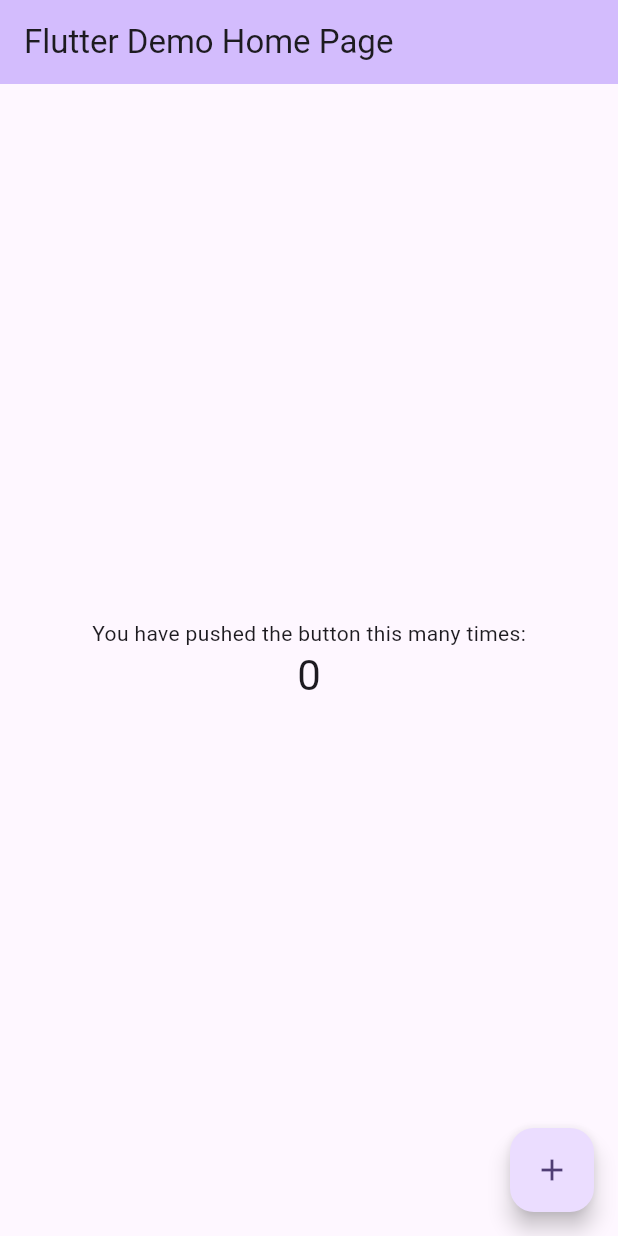
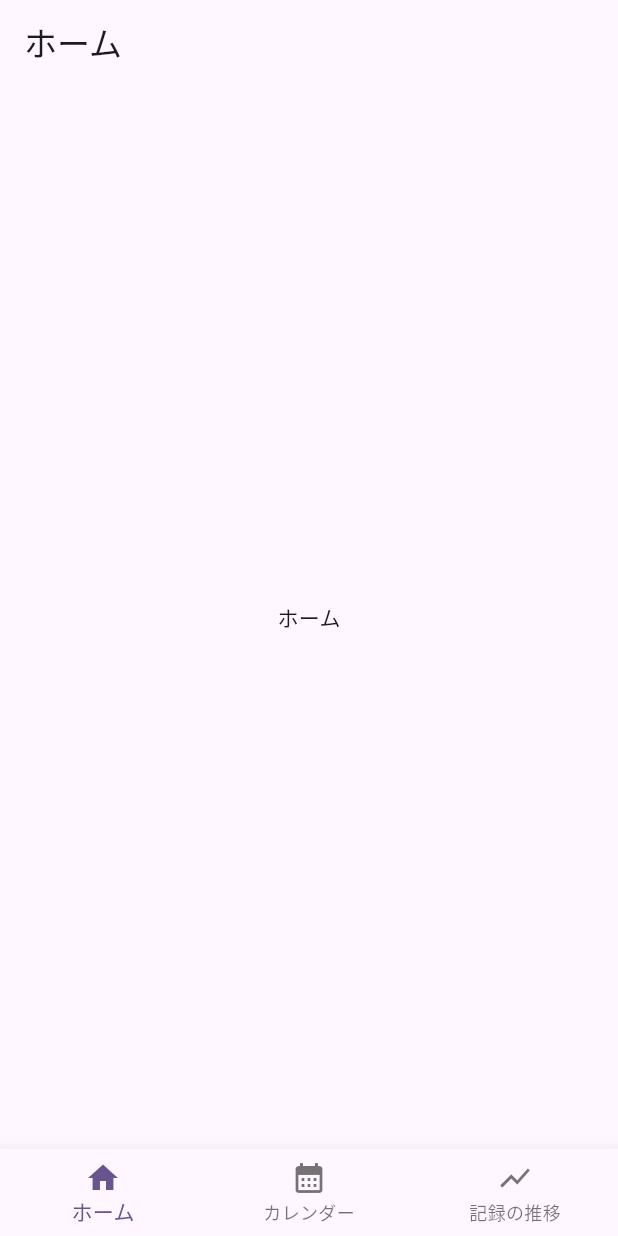
Before and after one commit to RintaroNasu/muscle_diary_app, a Flutter app: the screen it shows after launch, on a phone screen of 412 x 824 dp. Run offline on Flutter 3.47's test engine with Material 3 defaults, Android fonts, the phone set to English and light mode, and no system bars; our stand-ins replace go_router.

Commit message:
feat: :sparkles: 画面下のタブの作成

```diff
--- a/frontend/lib/main.dart
+++ b/frontend/lib/main.dart
@@ -1,4 +1,5 @@
 import 'package:flutter/material.dart';
+import 'router.dart';
 
 void main() {
   runApp(const MyApp());
@@ -7,116 +8,14 @@ void main() {
 class MyApp extends StatelessWidget {
   const MyApp({super.key});
 
-  // This widget is the root of your application.
   @override
   Widget build(BuildContext context) {
-    return MaterialApp(
+    return MaterialApp.router(
       title: 'Flutter Demo',
       theme: ThemeData(
-        // This is the theme of your application.
-        //
-        // TRY THIS: Try running your application with "flutter run". You'll see
-        // the application has a purple toolbar. Then, without quitting the app,
-        // try changing the seedColor in the colorScheme below to Colors.green
-        // and then invoke "hot reload" (save your changes or press the "hot
-        // reload" button in a Flutter-supported IDE, or press "r" if you used
-        // the command line to start the app).
-        //
-        // Notice that the counter didn't reset back to zero; the application
-        // state is not lost during the reload. To reset the state, use hot
-        // restart instead.
-        //
-        // This works for code too, not just values: Most code changes can be
-        // tested with just a hot reload.
         colorScheme: ColorScheme.fromSeed(seedColor: Colors.deepPurple),
       ),
-      home: const MyHomePage(title: 'Flutter Demo Home Page'),
+      routerConfig: goRouter,
     );
   }
 }
-
-class MyHomePage extends StatefulWidget {
-  const MyHomePage({super.key, required this.title});
-
-  // This widget is the home page of your application. It is stateful, meaning
-  // that it has a State object (defined below) that contains fields that affect
-  // how it looks.
-
-  // This class is the configuration for the state. It holds the values (in this
-  // case the title) provided by the parent (in this case the App widget) and
-  // used by the build method of the State. Fields in a Widget subclass are
-  // always marked "final".
-
-  final String title;
-
-  @override
-  State<MyHomePage> createState() => _MyHomePageState();
-}
-
-class _MyHomePageState extends State<MyHomePage> {
-  int _counter = 0;
-
-  void _incrementCounter() {
-    setState(() {
-      // This call to setState tells the Flutter framework that something has
-      // changed in this State, which causes it to rerun the build method below
-      // so that the display can reflect the updated values. If we changed
-      // _counter without calling setState(), then the build method would not be
-      // called again, and so nothing would appear to happen.
-      _counter++;
-    });
-  }
-
-  @override
-  Widget build(BuildContext context) {
-    // This method is rerun every time setState is called, for instance as done
-    // by the _incrementCounter method above.
-    //
-    // The Flutter framework has been optimized to make rerunning build methods
-    // fast, so that you can just rebuild anything that needs updating rather
-    // than having to individually change instances of widgets.
-    return Scaffold(
-      appBar: AppBar(
-        // TRY THIS: Try changing the color here to a specific color (to
-        // Colors.amber, perhaps?) and trigger a hot reload to see the AppBar
-        // change color while the other colors stay the same.
-        backgroundColor: Theme.of(context).colorScheme.inversePrimary,
-        // Here we take the value from the MyHomePage object that was created by
-        // the App.build method, and use it to set our appbar title.
-        title: Text(widget.title),
-      ),
-      body: Center(
-        // Center is a layout widget. It takes a single child and positions it
-        // in the middle of the parent.
-        child: Column(
-          // Column is also a layout widget. It takes a list of children and
-          // arranges them vertically. By default, it sizes itself to fit its
-          // children horizontally, and tries to be as tall as its parent.
-          //
-          // Column has various properties to control how it sizes itself and
-          // how it positions its children. Here we use mainAxisAlignment to
-          // center the children vertically; the main axis here is the vertical
-          // axis because Columns are vertical (the cross axis would be
-          // horizontal).
-          //
-          // TRY THIS: Invoke "debug painting" (choose the "Toggle Debug Paint"
-          // action in the IDE, or press "p" in the console), to see the
-          // wireframe for each widget.
-          mainAxisAlignment: MainAxisAlignment.center,
-          children: <Widget>[
-            const Text('You have pushed the button this many times:'),
-            Text(
-              '$_counter',
-              style: Theme.of(context).textTheme.headlineMedium,
-            ),
-          ],
-        ),
-      ),
-      floatingActionButton: FloatingActionButton(
-        onPressed: _incrementCounter,
-        tooltip: 'Increment',
-        child: const Icon(Icons.add),
-      ), // This trailing comma makes auto-formatting nicer for build methods.
-    );
-  }
-}
--- /dev/null
+++ b/frontend/lib/pages/calendar/calendar_page.dart
@@ -0,0 +1,10 @@
+import 'package:flutter/material.dart';
+
+class CalendarPage extends StatelessWidget {
+  const CalendarPage({super.key});
+
+  @override
+  Widget build(BuildContext context) {
+    return const Center(child: Text('カレンダー'));
+  }
+}
--- /dev/null
+++ b/frontend/lib/pages/home/home_page.dart
@@ -0,0 +1,10 @@
+import 'package:flutter/material.dart';
+
+class HomePage extends StatelessWidget {
+  const HomePage({super.key});
+
+  @override
+  Widget build(BuildContext context) {
+    return const Center(child: Text('ホーム'));
+  }
+}
--- /dev/null
+++ b/frontend/lib/router.dart
@@ -0,0 +1,89 @@
+import 'package:flutter/material.dart';
+import 'package:frontend/pages/calendar/calendar_page.dart';
+import 'package:frontend/pages/home/home_page.dart';
+import 'package:frontend/pages/trend/trend_page.dart';
+import 'package:go_router/go_router.dart';
+
+String _titleFor(int index) {
+  switch (index) {
+    case 0:
+      return 'ホーム';
+    case 1:
+      return 'カレンダー';
+    case 2:
+      return '記録の推移';
+    default:
+      return 'ホーム';
+  }
+}
+
+int _indexFor(String loc) {
+  switch (loc) {
+    case '/':
+      return 0;
+    case '/calendar':
+      return 1;
+    case '/trends':
+      return 2;
+    default:
+      return 0;
+  }
+}
+
+final goRouter = GoRouter(
+  initialLocation: '/',
+  routes: [
+    ShellRoute(
+      builder: (context, state, child) {
+        final loc = state.uri.toString();
+        final currentIndex = _indexFor(loc);
+
+        return Scaffold(
+          appBar: AppBar(title: Text(_titleFor(currentIndex))),
+          body: child,
+          bottomNavigationBar: BottomNavigationBar(
+            currentIndex: currentIndex,
+            onTap: (i) {
+              switch (i) {
+                case 0:
+                  context.go('/');
+                  break;
+                case 1:
+                  context.go('/calendar');
+                  break;
+                case 2:
+                  context.go('/trends');
+                  break;
+              }
+            },
+            items: const [
+              BottomNavigationBarItem(icon: Icon(Icons.home), label: 'ホーム'),
+              BottomNavigationBarItem(
+                icon: Icon(Icons.calendar_month),
+                label: 'カレンダー',
+              ),
+              BottomNavigationBarItem(
+                icon: Icon(Icons.show_chart),
+                label: '記録の推移',
+              ),
+            ],
+          ),
+        );
+      },
+      routes: [
+        GoRoute(
+          path: '/',
+          pageBuilder: (_, __) => const NoTransitionPage(child: HomePage()),
+        ),
+        GoRoute(
+          path: '/calendar',
+          pageBuilder: (_, __) => const NoTransitionPage(child: CalendarPage()),
+        ),
+        GoRoute(
+          path: '/trends',
+          pageBuilder: (_, __) => const NoTransitionPage(child: TrendPage()),
+        ),
+      ],
+    ),
+  ],
+);
```
Also changed, not shown: frontend/lib/pages/trend/trend_page.dart (added, +10 -0 lines).
